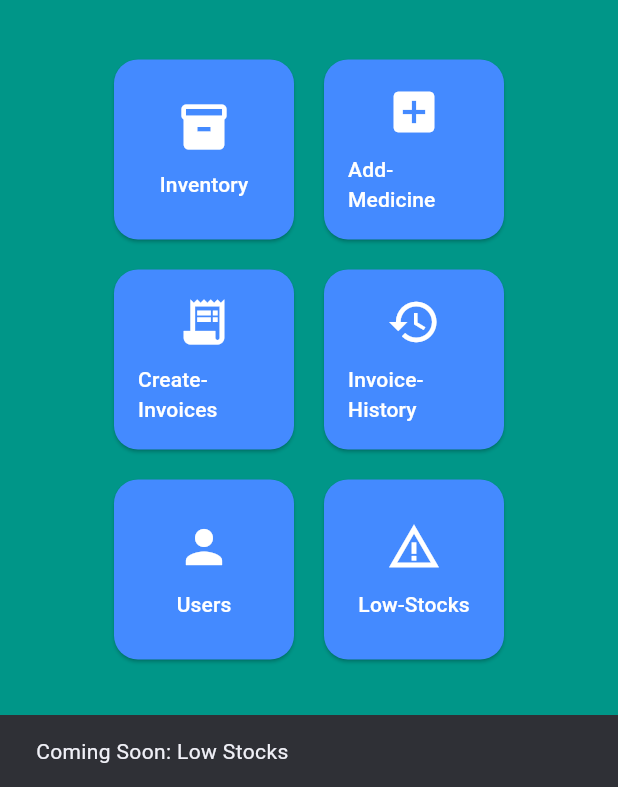
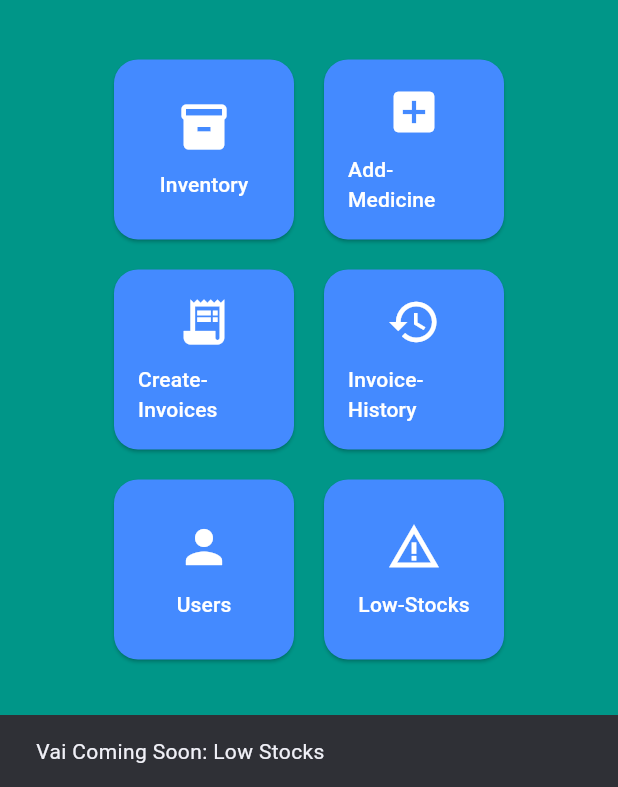
Before and after one commit to OmarFaruq97/pharmacy_management_system_flutter, a Flutter app: the screen it shows after launch, after a tap on "Low-Stocks", on a phone screen of 412 x 824 dp, the part 449-1236 px from its top. Run offline on Flutter 3.47's test engine with Material 3 defaults, Android fonts, the phone set to English and light mode, and no system bars; network calls fail.

```diff
--- a/pms_flutter_app/lib/main.dart
+++ b/pms_flutter_app/lib/main.dart
@@ -1,8 +1,8 @@
 import 'package:flutter/material.dart';
-import 'package:pms_flutter_app/screens/add_medicine_screen.dart'; // Ensure this path is correct
+import 'package:pms_flutter_app/screens/add_medicine_screen.dart';
 import 'package:pms_flutter_app/screens/create_invoice.dart';
 import 'package:pms_flutter_app/screens/inventory_screen.dart';
-import 'package:pms_flutter_app/screens/invoice_history_screen.dart'; // Import the InventoryScreen
+import 'package:pms_flutter_app/screens/invoice_history_screen.dart';
 
 void main() {
   runApp(const PmsApp());
@@ -17,10 +17,10 @@ class PmsApp extends StatelessWidget {
       title: 'Pharmacy Management System',
       theme: ThemeData(
         colorScheme: ColorScheme.fromSeed(seedColor: Colors.blueAccent),
-        useMaterial3: true, // Recommended for modern Flutter apps
+        useMaterial3: true,
       ),
       home: const MyHomePage(title: 'Pharmacy Management System'),
-      debugShowCheckedModeBanner: false, // Hides the debug banner
+      debugShowCheckedModeBanner: false,
     );
   }
 }
@@ -116,7 +116,7 @@ class _MyHomePageState extends State<MyHomePage> {
                 ),
               );
               break;
-            case 'Create-Invoices': // Updated case for invoice navigation
+            case 'Create-Invoices':
               Navigator.push(
                 context,
                 MaterialPageRoute(
@@ -134,12 +134,12 @@ class _MyHomePageState extends State<MyHomePage> {
               break;
             case 'Users':
               ScaffoldMessenger.of(context).showSnackBar(
-                const SnackBar(content: Text('Coming Soon: Users')),
+                const SnackBar(content: Text('Vai Coming Soon: Users')),
               );
               break;
             case 'Low-Stocks':
               ScaffoldMessenger.of(context).showSnackBar(
-                const SnackBar(content: Text('Coming Soon: Low Stocks')),
+                const SnackBar(content: Text('Vai Coming Soon: Low Stocks')),
               );
               break;
             default:
--- a/pms_flutter_app/lib/model/inventory.dart
+++ b/pms_flutter_app/lib/model/inventory.dart
@@ -50,7 +50,7 @@ class Inventory {
       // Handle nullable
       receivedDate:
           json['receivedDate']
-              as String?, // Keep as String for now, can parse to DateTime if needed
+              as String?,
     );
   }
 }
--- a/pms_flutter_app/lib/model/invoice_history.dart
+++ b/pms_flutter_app/lib/model/invoice_history.dart
@@ -1,4 +1,3 @@
-// model/invoice_history.dart
 class InvoiceHistory {
   final String? invoiceNumber;
   final String customerName;
--- a/pms_flutter_app/lib/screens/inventory_screen.dart
+++ b/pms_flutter_app/lib/screens/inventory_screen.dart
@@ -16,8 +16,9 @@ class _InventoryScreenState extends State<InventoryScreen> {
   bool _isLoading = true;
   String _errorMessage = '';
 
-  // final String _baseUrl = 'http://192.168.0.197:8080/api/inventory';
-  final String _baseUrl = 'http://192.168.0.186:8080/api/inventory';
+  final String _baseUrl = 'http://192.168.0.197:8080/api/inventory';
+
+  // final String _baseUrl = 'http://192.168.0.186:8080/api/inventory';
 
   @override
   void initState() {
```
Also changed, not shown: pms_flutter_app/lib/screens/add_medicine_screen.dart (+5 -4 lines), pms_flutter_app/lib/screens/create_invoice.dart (+78 -19 lines), pms_flutter_app/lib/screens/invoice_history_screen.dart (+19 -7 lines).
